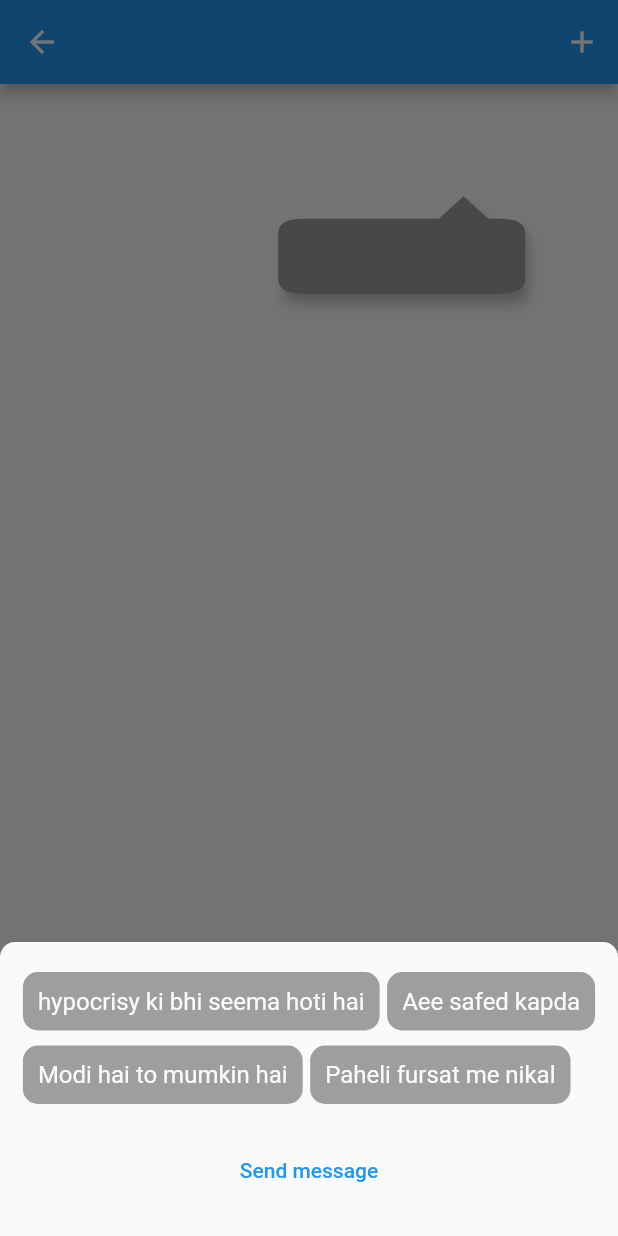
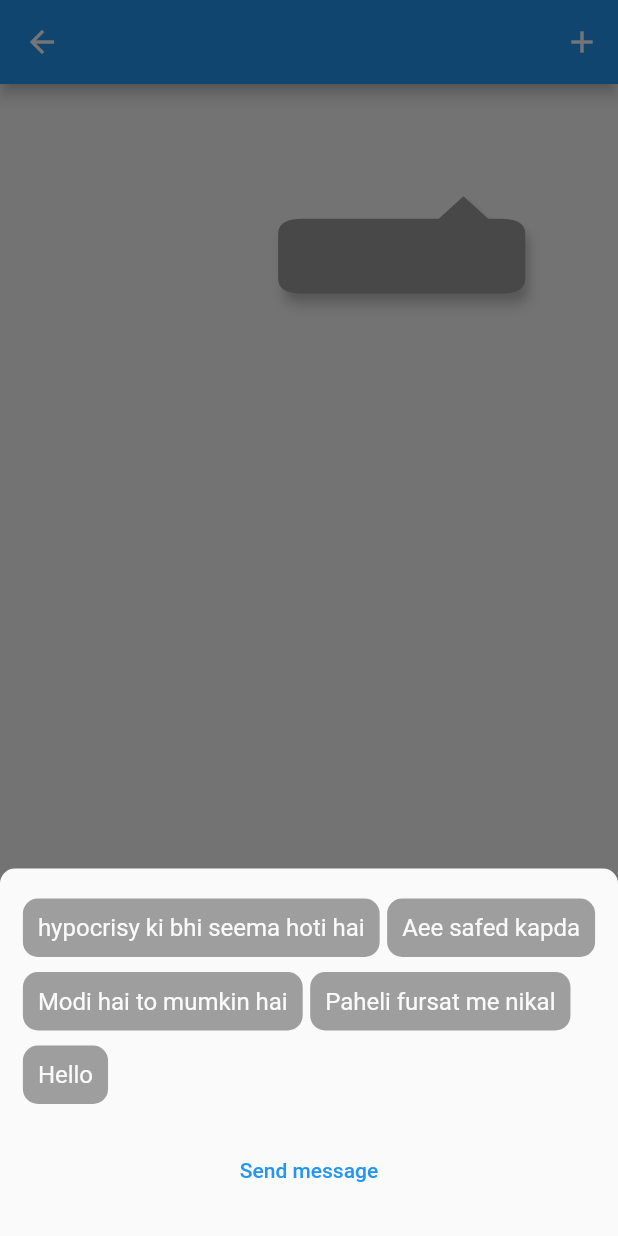
Before and after one commit to wrteam-priyansh/ui_ux, a Flutter app: the GameChatMessageScreen screen opened directly, after a tap on an icon or button, on a phone screen of 412 x 824 dp. Run offline on Flutter 3.47's test engine with Material 2 defaults, Android fonts, the phone set to English and light mode, and no system bars; our stand-ins replace cached_network_image, flutter_bloc, lottie, octo_image; missing offline and left inert: flutter_tex.

Commit message:
updated maxSize for message container

```diff
--- a/lib/ui/screens/gameChatMessageScreen.dart
+++ b/lib/ui/screens/gameChatMessageScreen.dart
@@ -4,12 +4,7 @@ import 'package:flutter/cupertino.dart';
 import 'package:flutter/material.dart';
 import 'package:flutter_bloc/flutter_bloc.dart';
 
-List<String> messages = [
-  "hypocrisy ki bhi seema hoti hai",
-  "Aee safed kapda",
-  "Modi hai to mumkin hai",
-  "Paheli fursat me nikal",
-];
+List<String> messages = ["hypocrisy ki bhi seema hoti hai", "Aee safed kapda", "Modi hai to mumkin hai", "Paheli fursat me nikal", "Hello"];
 
 class GameChatMessageScreen extends StatefulWidget {
   GameChatMessageScreen({Key? key}) : super(key: key);
@@ -111,37 +106,41 @@ class _GameChatMessageScreenState extends State<GameChatMessageScreen> with Tick
             ),
             Align(
               alignment: Alignment.bottomRight,
+              child: ScaleTransition(
+                scale: animation,
                 child: Padding(
                   padding: EdgeInsets.only(
                     bottom: profileHeightAndWidth * 1.35,
                     right: MediaQuery.of(context).size.width * (0.025),
                   ),
-                child: ScaleTransition(
-                  alignment: Alignment(0.5, 1.0), //-0.5 left side nad 0.5 is right side
-                  scale: animation,
+                  child: Container(
+                    constraints: BoxConstraints(
+                      minWidth: MediaQuery.of(context).size.width * (0.2),
+                      maxWidth: MediaQuery.of(context).size.width * (0.425),
+                    ),
                     child: CustomPaint(
                       painter: TriangleCustomPainter(false),
-                    child: Container(
-                      padding: EdgeInsets.symmetric(horizontal: 15.0),
-                      alignment: Alignment.center,
                       child: BlocBuilder<MessageCubit, MessageState>(
                         builder: (context, state) {
                           return AnimatedSwitcher(
                             duration: Duration(milliseconds: 175),
                             child: state is MessageFetchedSuccess
-                                ? Text(
+                                ? Padding(
+                                    padding: const EdgeInsets.all(10.0),
+                                    child: Text(
                                       state.message,
                                       textAlign: TextAlign.center,
+                                      maxLines: 2,
+                                      overflow: TextOverflow.ellipsis,
                                       style: TextStyle(
                                         color: Colors.white,
+                                      ),
                                     ),
                                   )
                                 : Container(),
                           );
                         },
                       ),
-                      height: 50,
-                      width: MediaQuery.of(context).size.width * (0.4),
                     ),
                   ),
                 ),
@@ -187,6 +186,8 @@ class _GameChatMessageScreenState extends State<GameChatMessageScreen> with Tick
                         if (value != null) {
                           if (value.isNotEmpty) {
                             MessageCubit messageCubit = context.read<MessageCubit>();
+                            addMessage(messageCubit, value);
+                            /*
                             //if user has any old message delete the message
                             if (messageCubit.hasAnyMessage()) {
                               //remove message
@@ -198,6 +199,7 @@ class _GameChatMessageScreenState extends State<GameChatMessageScreen> with Tick
                             } else {
                               addMessage(messageCubit, value);
                             }
+                            */
                           }
                         }
                       });
```
Lines whose indentation alone changed are shown as unchanged.
